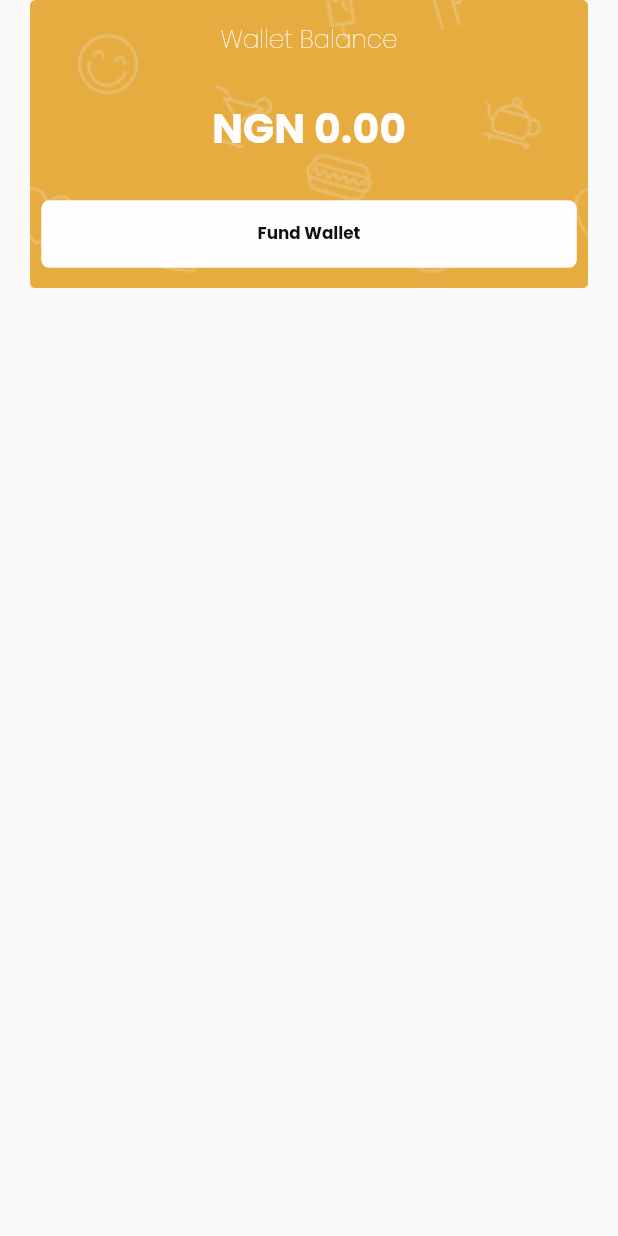
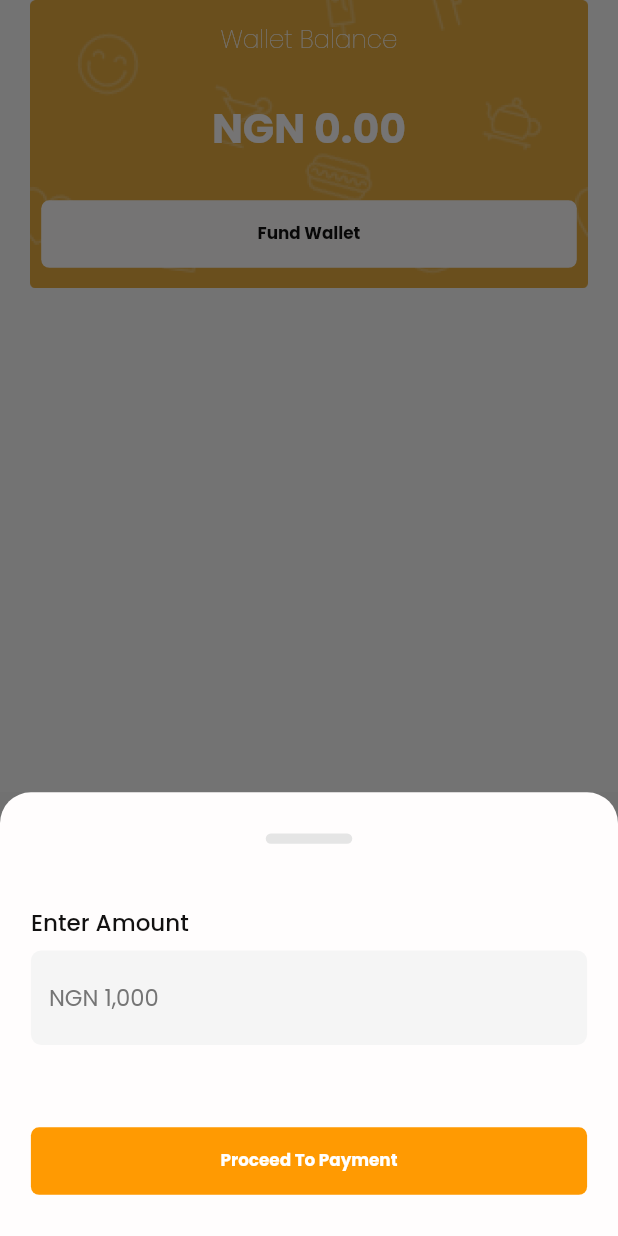
Before and after one commit to olamilekan-adeleke/jolobbi_app, a Flutter app: the WalletBalanceWidget widget shown alone on an empty page, opened directly, after a tap on "Fund Wallet", on a phone screen of 412 x 824 dp. Run offline on Flutter 3.47's test engine with Material 2 defaults, Android fonts, the light colour scheme and no system bars; our stand-ins replace cached_network_image, cloud_firestore, equatable, firebase_auth, firebase_core, firebase_crashlytics and 10 more; missing offline and left inert: cloud_firestore_web, firebase_analytics_web, firebase_auth_web, firebase_core_web, firebase_messaging_web, firebase_storage_web and 6 more; accounts and stored records are empty; project files that could hold a hidden picture were left out.

Commit message:
added FundWalletAmountWidget and made few other update

```diff
--- a/lib/cores/utils/bottom_sheet_helper.dart
+++ b/lib/cores/utils/bottom_sheet_helper.dart
@@ -1,7 +1,24 @@
 import 'package:flutter/material.dart';
+
+import '../constants/color.dart';
+import 'sizer_utils.dart';
 
 class BottomSheetHelper {
   static void show({required BuildContext context, required Widget child}) {
-    showModalBottomSheet(context: context, builder: (_) => child);
+    showModalBottomSheet(
+      backgroundColor: Colors.black.withOpacity(0.02),
+      context: context,
+      builder: (_) => Container(
+        padding: EdgeInsets.symmetric(horizontal: sp(15), vertical: sp(20)),
+        decoration: BoxDecoration(
+          color: kcWhite,
+          borderRadius: BorderRadius.only(
+            topLeft: Radius.circular(sp(15)),
+            topRight: Radius.circular(sp(15)),
+          ),
+        ),
+        child: child,
+      ),
+    );
   }
 }
--- a/lib/cores/utils/validator.dart
+++ b/lib/cores/utils/validator.dart
@@ -57,3 +57,13 @@ String? mobileValidator(String? value) {
   }
   return null;
 }
+
+String? amountValidator(String? value) {
+  if (value == '' || value == null) {
+    return 'Amount must not be empty!';
+  } else if (value.trim().length < 1) {
+    return 'Amount Must be minimum of above NGN 10!';
+  }
+
+  return null;
+}
--- a/lib/features/wallet/views/screens/wallet_screen.dart
+++ b/lib/features/wallet/views/screens/wallet_screen.dart
@@ -30,7 +30,8 @@ class WalletScreen extends StatelessWidget {
               verticalSpace(20),
               const WalletBalanceWidget(),
               verticalSpace(40),
-              const RecentTransactionWidget()
+              const RecentTransactionWidget(),
+              verticalSpace(),
             ],
           ),
         ),
--- /dev/null
+++ b/lib/features/wallet/views/widgets/fund_wallet_amount_widget.dart
@@ -0,0 +1,43 @@
+import 'package:flutter/material.dart';
+import 'package:jolobbi_app/cores/components/custom_button.dart';
+import 'package:jolobbi_app/cores/components/custom_text_widget.dart';
+
+import '../../../../cores/components/custom_textfiled.dart';
+import '../../../../cores/utils/sizer_utils.dart';
+
+class FundWalletAmountWidget extends StatelessWidget {
+  const FundWalletAmountWidget({Key? key}) : super(key: key);
+
+  @override
+  Widget build(BuildContext context) {
+    return Column(
+      mainAxisSize: MainAxisSize.min,
+      crossAxisAlignment: CrossAxisAlignment.start,
+      children: <Widget>[
+        Center(
+          child: Container(
+            height: sp(5),
+            width: sp(42),
+            decoration: BoxDecoration(
+              color: const Color(0xffE5E5E5),
+              borderRadius: BorderRadius.circular(sp(25)),
+            ),
+          ),
+        ),
+        verticalSpace(30),
+        TextWidget(
+          'Enter Amount',
+          fontSize: sp(14),
+          fontWeight: FontWeight.w500,
+        ),
+        verticalSpace(5),
+        CustomTextField(
+          hintText: 'NGN 1,000',
+          onChanged: (_) {},
+        ),
+        verticalSpace(40),
+        CustomButton(text: 'Proceed To Payment', onTap: () {}),
+      ],
+    );
+  }
+}
--- a/lib/features/wallet/views/widgets/wallet_balance_widget.dart
+++ b/lib/features/wallet/views/widgets/wallet_balance_widget.dart
@@ -1,5 +1,6 @@
 import 'package:flutter/material.dart';
 import 'package:flutter_bloc/flutter_bloc.dart';
+import 'package:jolobbi_app/cores/utils/bottom_sheet_helper.dart';
 import '../../../../cores/constants/color.dart';
 import '../../../../cores/utils/currency_formater.dart';
 import '../../../../cores/utils/sizer_utils.dart';
@@ -8,6 +9,7 @@ import '../../../../cores/components/custom_button.dart';
 import '../../../../cores/components/custom_text_widget.dart';
 import '../../cubit/wallet_cubit.dart';
 import '../../model/wallet_state_model.dart';
+import 'fund_wallet_amount_widget.dart';
 
 class WalletBalanceWidget extends StatelessWidget {
   const WalletBalanceWidget({Key? key}) : super(key: key);
@@ -54,7 +56,12 @@ class WalletBalanceWidget extends StatelessWidget {
                     text: 'Fund Wallet',
                     textColor: kcTextColor,
                     color: kcWhite,
-                    onTap: () {},
+                    onTap: () {
+                      BottomSheetHelper.show(
+                        context: context,
+                        child: const FundWalletAmountWidget(),
+                      );
+                    },
                   ),
                 ),
                 verticalSpace(),
```
